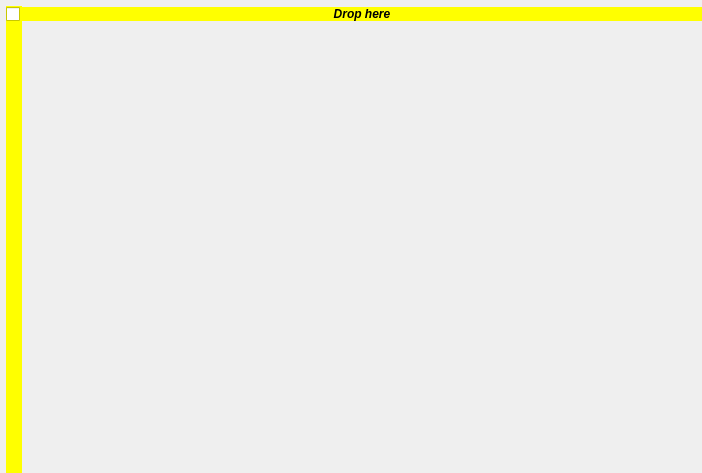
First picture: the form in src/gui/dropwidget_view.ui, repository eseo-emc/emctestbench, before the edit.
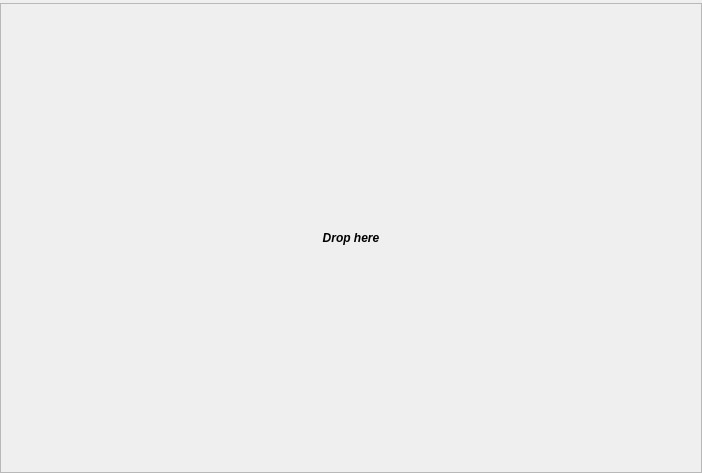
Second picture: the form after the edit.

Patch:
```diff
--- a/src/gui/dropwidget_view.ui
+++ b/src/gui/dropwidget_view.ui
@@ -16,12 +16,15 @@
   <property name="windowTitle">
    <string>Form</string>
   </property>
-  <layout class="QGridLayout" name="gridLayout">
+  <layout class="QVBoxLayout" name="verticalLayout">
+   <property name="spacing">
+    <number>0</number>
+   </property>
    <property name="leftMargin">
-    <number>6</number>
+    <number>0</number>
    </property>
    <property name="topMargin">
-    <number>6</number>
+    <number>3</number>
    </property>
    <property name="rightMargin">
     <number>0</number>
@@ -29,1350 +32,37 @@
    <property name="bottomMargin">
     <number>0</number>
    </property>
-   <property name="spacing">
-    <number>0</number>
-   </property>
-   <item row="0" column="0">
-    <widget class="QCheckBox" name="collapse">
-     <property name="sizePolicy">
-      <sizepolicy hsizetype="Fixed" vsizetype="Fixed">
-       <horstretch>0</horstretch>
-       <verstretch>0</verstretch>
-      </sizepolicy>
-     </property>
-     <property name="minimumSize">
-      <size>
-       <width>16</width>
-       <height>16</height>
-      </size>
-     </property>
-     <property name="maximumSize">
-      <size>
-       <width>16777215</width>
-       <height>16</height>
-      </size>
-     </property>
-     <property name="baseSize">
-      <size>
-       <width>0</width>
-       <height>16</height>
-      </size>
-     </property>
-     <property name="palette">
-      <palette>
-       <active>
-        <colorrole role="WindowText">
-         <brush brushstyle="SolidPattern">
-          <color alpha="255">
-           <red>0</red>
-           <green>0</green>
-           <blue>0</blue>
-          </color>
-         </brush>
-        </colorrole>
-        <colorrole role="Button">
-         <brush brushstyle="SolidPattern">
-          <color alpha="255">
-           <red>255</red>
-           <green>255</green>
-           <blue>0</blue>
-          </color>
-         </brush>
-        </colorrole>
-        <colorrole role="Light">
-         <brush brushstyle="SolidPattern">
-          <color alpha="255">
-           <red>255</red>
-           <green>255</green>
-           <blue>127</blue>
-          </color>
-         </brush>
-        </colorrole>
-        <colorrole role="Midlight">
-         <brush brushstyle="SolidPattern">
-          <color alpha="255">
-           <red>255</red>
-           <green>255</green>
-           <blue>63</blue>
-          </color>
-         </brush>
-        </colorrole>
-        <colorrole role="Dark">
-         <brush brushstyle="SolidPattern">
-          <color alpha="255">
-           <red>127</red>
-           <green>127</green>
-           <blue>0</blue>
-          </color>
-         </brush>
-        </colorrole>
-        <colorrole role="Mid">
-         <brush brushstyle="SolidPattern">
-          <color alpha="255">
-           <red>170</red>
-           <green>170</green>
-           <blue>0</blue>
-          </color>
-         </brush>
-        </colorrole>
-        <colorrole role="Text">
-         <brush brushstyle="SolidPattern">
-          <color alpha="255">
-           <red>0</red>
-           <green>0</green>
-           <blue>0</blue>
-          </color>
-         </brush>
-        </colorrole>
-        <colorrole role="BrightText">
-         <brush brushstyle="SolidPattern">
-          <color alpha="255">
-           <red>255</red>
-           <green>255</green>
-           <blue>255</blue>
-          </color>
-         </brush>
-        </colorrole>
-        <colorrole role="ButtonText">
-         <brush brushstyle="SolidPattern">
-          <color alpha="255">
-           <red>0</red>
-           <green>0</green>
-           <blue>0</blue>
-          </color>
-         </brush>
-        </colorrole>
-        <colorrole role="Base">
-         <brush brushstyle="SolidPattern">
-          <color alpha="255">
-           <red>255</red>
-           <green>255</green>
-           <blue>255</blue>
-          </color>
-         </brush>
-        </colorrole>
-        <colorrole role="Window">
-         <brush brushstyle="SolidPattern">
-          <color alpha="255">
-           <red>255</red>
-           <green>255</green>
-           <blue>0</blue>
-          </color>
-         </brush>
-        </colorrole>
-        <colorrole role="Shadow">
-         <brush brushstyle="SolidPattern">
-          <color alpha="255">
-           <red>0</red>
-           <green>0</green>
-           <blue>0</blue>
-          </color>
-         </brush>
-        </colorrole>
-        <colorrole role="AlternateBase">
-         <brush brushstyle="SolidPattern">
-          <color alpha="255">
-           <red>255</red>
-           <green>255</green>
-           <blue>127</blue>
-          </color>
-         </brush>
-        </colorrole>
-        <colorrole role="ToolTipBase">
-         <brush brushstyle="SolidPattern">
-          <color alpha="255">
-           <red>255</red>
-           <green>255</green>
-           <blue>220</blue>
-          </color>
-         </brush>
-        </colorrole>
-        <colorrole role="ToolTipText">
-         <brush brushstyle="SolidPattern">
-          <color alpha="255">
-           <red>0</red>
-           <green>0</green>
-           <blue>0</blue>
-          </color>
-         </brush>
-        </colorrole>
-       </active>
-       <inactive>
-        <colorrole role="WindowText">
-         <brush brushstyle="SolidPattern">
-          <color alpha="255">
-           <red>0</red>
-           <green>0</green>
-           <blue>0</blue>
-          </color>
-         </brush>
-        </colorrole>
-        <colorrole role="Button">
-         <brush brushstyle="SolidPattern">
-          <color alpha="255">
-           <red>255</red>
-           <green>255</green>
-           <blue>0</blue>
-          </color>
-         </brush>
-        </colorrole>
-        <colorrole role="Light">
-         <brush brushstyle="SolidPattern">
-          <color alpha="255">
-           <red>255</red>
-           <green>255</green>
-           <blue>127</blue>
-          </color>
-         </brush>
-        </colorrole>
-        <colorrole role="Midlight">
-         <brush brushstyle="SolidPattern">
-          <color alpha="255">
-           <red>255</red>
-           <green>255</green>
-           <blue>63</blue>
-          </color>
-         </brush>
-        </colorrole>
-        <colorrole role="Dark">
-         <brush brushstyle="SolidPattern">
-          <color alpha="255">
-           <red>127</red>
-           <green>127</green>
-           <blue>0</blue>
-          </color>
-         </brush>
-        </colorrole>
-        <colorrole role="Mid">
-         <brush brushstyle="SolidPattern">
-          <color alpha="255">
-           <red>170</red>
-           <green>170</green>
-           <blue>0</blue>
-          </color>
-         </brush>
-        </colorrole>
-        <colorrole role="Text">
-         <brush brushstyle="SolidPattern">
-          <color alpha="255">
-           <red>0</red>
-           <green>0</green>
-           <blue>0</blue>
-          </color>
-         </brush>
-        </colorrole>
-        <colorrole role="BrightText">
-         <brush brushstyle="SolidPattern">
-          <color alpha="255">
-           <red>255</red>
-           <green>255</green>
-           <blue>255</blue>
-          </color>
-         </brush>
-        </colorrole>
-        <colorrole role="ButtonText">
-         <brush brushstyle="SolidPattern">
-          <color alpha="255">
-           <red>0</red>
-           <green>0</green>
-           <blue>0</blue>
-          </color>
-         </brush>
-        </colorrole>
-        <colorrole role="Base">
-         <brush brushstyle="SolidPattern">
-          <color alpha="255">
-           <red>255</red>
-           <green>255</green>
-           <blue>255</blue>
-          </color>
-         </brush>
-        </colorrole>
-        <colorrole role="Window">
-         <brush brushstyle="SolidPattern">
-          <color alpha="255">
-           <red>255</red>
-           <green>255</green>
-           <blue>0</blue>
-          </color>
-         </brush>
-        </colorrole>
-        <colorrole role="Shadow">
-         <brush brushstyle="SolidPattern">
-          <color alpha="255">
-           <red>0</red>
-           <green>0</green>
-           <blue>0</blue>
-          </color>
-         </brush>
-        </colorrole>
-        <colorrole role="AlternateBase">
-         <brush brushstyle="SolidPattern">
-          <color alpha="255">
-           <red>255</red>
-           <green>255</green>
-           <blue>127</blue>
-          </color>
-         </brush>
-        </colorrole>
-        <colorrole role="ToolTipBase">
-         <brush brushstyle="SolidPattern">
-          <color alpha="255">
-           <red>255</red>
-           <green>255</green>
-           <blue>220</blue>
-          </color>
-         </brush>
-        </colorrole>
-        <colorrole role="ToolTipText">
-         <brush brushstyle="SolidPattern">
-          <color alpha="255">
-           <red>0</red>
-           <green>0</green>
-           <blue>0</blue>
-          </color>
-         </brush>
-        </colorrole>
-       </inactive>
-       <disabled>
-        <colorrole role="WindowText">
-         <brush brushstyle="SolidPattern">
-          <color alpha="255">
-           <red>127</red>
-           <green>127</green>
-           <blue>0</blue>
-          </color>
-         </brush>
-        </colorrole>
-        <colorrole role="Button">
-         <brush brushstyle="SolidPattern">
-          <color alpha="255">
-           <red>255</red>
-           <green>255</green>
-           <blue>0</blue>
-          </color>
-         </brush>
-        </colorrole>
-        <colorrole role="Light">
-         <brush brushstyle="SolidPattern">
-          <color alpha="255">
-           <red>255</red>
-           <green>255</green>
-           <blue>127</blue>
-          </color>
-         </brush>
-        </colorrole>
-        <colorrole role="Midlight">
-         <brush brushstyle="SolidPattern">
-          <color alpha="255">
-           <red>255</red>
-           <green>255</green>
-           <blue>63</blue>
-          </color>
-         </brush>
-        </colorrole>
-        <colorrole role="Dark">
-         <brush brushstyle="SolidPattern">
-          <color alpha="255">
-           <red>127</red>
-           <green>127</green>
-           <blue>0</blue>
-          </color>
-         </brush>
-        </colorrole>
-        <colorrole role="Mid">
-         <brush brushstyle="SolidPattern">
-          <color alpha="255">
-           <red>170</red>
-           <green>170</green>
-           <blue>0</blue>
-          </color>
-         </brush>
-        </colorrole>
-        <colorrole role="Text">
-         <brush brushstyle="SolidPattern">
-          <color alpha="255">
-           <red>127</red>
-           <green>127</green>
-           <blue>0</blue>
-          </color>
-         </brush>
-        </colorrole>
-        <colorrole role="BrightText">
-         <brush brushstyle="SolidPattern">
-          <color alpha="255">
-           <red>255</red>
-           <green>255</green>
-           <blue>255</blue>
-          </color>
-         </brush>
-        </colorrole>
-        <colorrole role="ButtonText">
-         <brush brushstyle="SolidPattern">
-          <color alpha="255">
-           <red>127</red>
-           <green>127</green>
-           <blue>0</blue>
-          </color>
-         </brush>
-        </colorrole>
-        <colorrole role="Base">
-         <brush brushstyle="SolidPattern">
-          <color alpha="255">
-           <red>255</red>
-           <green>255</green>
-           <blue>0</blue>
-          </color>
-         </brush>
-        </colorrole>
-        <colorrole role="Window">
-         <brush brushstyle="SolidPattern">
-          <color alpha="255">
-           <red>255</red>
-           <green>255</green>
-           <blue>0</blue>
-          </color>
-         </brush>
-        </colorrole>
-        <colorrole role="Shadow">
-         <brush brushstyle="SolidPattern">
-          <color alpha="255">
-           <red>0</red>
-           <green>0</green>
-           <blue>0</blue>
-          </color>
-         </brush>
-        </colorrole>
-        <colorrole role="AlternateBase">
-         <brush brushstyle="SolidPattern">
-          <color alpha="255">
-           <red>255</red>
-           <green>255</green>
-           <blue>0</blue>
-          </color>
-         </brush>
-        </colorrole>
-        <colorrole role="ToolTipBase">
-         <brush brushstyle="SolidPattern">
-          <color alpha="255">
-           <red>255</red>
-           <green>255</green>
-           <blue>220</blue>
-          </color>
-         </brush>
-        </colorrole>
-        <colorrole role="ToolTipText">
-         <brush brushstyle="SolidPattern">
-          <color alpha="255">
-           <red>0</red>
-           <green>0</green>
-           <blue>0</blue>
-          </color>
-         </brush>
-        </colorrole>
-       </disabled>
-      </palette>
-     </property>
-     <property name="autoFillBackground">
-      <bool>true</bool>
-     </property>
-     <property name="text">
-      <string/>
-     </property>
-    </widget>
-   </item>
-   <item row="0" column="1">
-    <widget class="QLabel" name="experimentName">
-     <property name="sizePolicy">
-      <sizepolicy hsizetype="Preferred" vsizetype="Fixed">
-       <horstretch>0</horstretch>
-       <verstretch>0</verstretch>
-      </sizepolicy>
-     </property>
-     <property name="palette">
-      <palette>
-       <active>
-        <colorrole role="WindowText">
-         <brush brushstyle="SolidPattern">
-          <color alpha="255">
-           <red>0</red>
-           <green>0</green>
-           <blue>0</blue>
-          </color>
-         </brush>
-        </colorrole>
-        <colorrole role="Button">
-         <brush brushstyle="SolidPattern">
-          <color alpha="255">
-           <red>255</red>
-           <green>255</green>
-           <blue>0</blue>
-          </color>
-         </brush>
-        </colorrole>
-        <colorrole role="Light">
-         <brush brushstyle="SolidPattern">
-          <color alpha="255">
-           <red>255</red>
-           <green>255</green>
-           <blue>127</blue>
-          </color>
-         </brush>
-        </colorrole>
-        <colorrole role="Midlight">
-         <brush brushstyle="SolidPattern">
-          <color alpha="255">
-           <red>255</red>
-           <green>255</green>
-           <blue>63</blue>
-          </color>
-         </brush>
-        </colorrole>
-        <colorrole role="Dark">
-         <brush brushstyle="SolidPattern">
-          <color alpha="255">
-           <red>127</red>
-           <green>127</green>
-           <blue>0</blue>
-          </color>
-         </brush>
-        </colorrole>
-        <colorrole role="Mid">
-         <brush brushstyle="SolidPattern">
-          <color alpha="255">
-           <red>170</red>
-           <green>170</green>
-           <blue>0</blue>
-          </color>
-         </brush>
-        </colorrole>
-        <colorrole role="Text">
-         <brush brushstyle="SolidPattern">
-          <color alpha="255">
-           <red>0</red>
-           <green>0</green>
-           <blue>0</blue>
-          </color>
-         </brush>
-        </colorrole>
-        <colorrole role="BrightText">
-         <brush brushstyle="SolidPattern">
-          <color alpha="255">
-           <red>255</red>
-           <green>255</green>
-           <blue>255</blue>
-          </color>
-         </brush>
-        </colorrole>
-        <colorrole role="ButtonText">
-         <brush brushstyle="SolidPattern">
-          <color alpha="255">
-           <red>0</red>
-           <green>0</green>
-           <blue>0</blue>
-          </color>
-         </brush>
-        </colorrole>
-        <colorrole role="Base">
-         <brush brushstyle="SolidPattern">
-          <color alpha="255">
-           <red>255</red>
-           <green>255</green>
-           <blue>255</blue>
-          </color>
-         </brush>
-        </colorrole>
-        <colorrole role="Window">
-         <brush brushstyle="SolidPattern">
-          <color alpha="255">
-           <red>255</red>
-           <green>255</green>
-           <blue>0</blue>
-          </color>
-         </brush>
-        </colorrole>
-        <colorrole role="Shadow">
-         <brush brushstyle="SolidPattern">
-          <color alpha="255">
-           <red>0</red>
-           <green>0</green>
-           <blue>0</blue>
-          </color>
-         </brush>
-        </colorrole>
-        <colorrole role="AlternateBase">
-         <brush brushstyle="SolidPattern">
-          <color alpha="255">
-           <red>255</red>
-           <green>255</green>
-           <blue>127</blue>
-          </color>
-         </brush>
-        </colorrole>
-        <colorrole role="ToolTipBase">
-         <brush brushstyle="SolidPattern">
-          <color alpha="255">
-           <red>255</red>
-           <green>255</green>
-           <blue>220</blue>
-          </color>
-         </brush>
-        </colorrole>
-        <colorrole role="ToolTipText">
-         <brush brushstyle="SolidPattern">
-          <color alpha="255">
-           <red>0</red>
-           <green>0</green>
-           <blue>0</blue>
-          </color>
-         </brush>
-        </colorrole>
-       </active>
-       <inactive>
-        <colorrole role="WindowText">
-         <brush brushstyle="SolidPattern">
-          <color alpha="255">
-           <red>0</red>
-           <green>0</green>
-           <blue>0</blue>
-          </color>
-         </brush>
-        </colorrole>
-        <colorrole role="Button">
-         <brush brushstyle="SolidPattern">
-          <color alpha="255">
-           <red>255</red>
-           <green>255</green>
-           <blue>0</blue>
-          </color>
-         </brush>
-        </colorrole>
-        <colorrole role="Light">
-         <brush brushstyle="SolidPattern">
-          <color alpha="255">
-           <red>255</red>
-           <green>255</green>
-           <blue>127</blue>
-          </color>
-         </brush>
-        </colorrole>
-        <colorrole role="Midlight">
-         <brush brushstyle="SolidPattern">
-          <color alpha="255">
-           <red>255</red>
-           <green>255</green>
-           <blue>63</blue>
-          </color>
-         </brush>
-        </colorrole>
-        <colorrole role="Dark">
-         <brush brushstyle="SolidPattern">
-          <color alpha="255">
-           <red>127</red>
-           <green>127</green>
-           <blue>0</blue>
-          </color>
-         </brush>
-        </colorrole>
-        <colorrole role="Mid">
-         <brush brushstyle="SolidPattern">
-          <color alpha="255">
-           <red>170</red>
-           <green>170</green>
-           <blue>0</blue>
-          </color>
-         </brush>
-        </colorrole>
-        <colorrole role="Text">
-         <brush brushstyle="SolidPattern">
-          <color alpha="255">
-           <red>0</red>
-           <green>0</green>
-           <blue>0</blue>
-          </color>
-         </brush>
-        </colorrole>
-        <colorrole role="BrightText">
-         <brush brushstyle="SolidPattern">
-          <color alpha="255">
-           <red>255</red>
-           <green>255</green>
-           <blue>255</blue>
-          </color>
-         </brush>
-        </colorrole>
-        <colorrole role="ButtonText">
-         <brush brushstyle="SolidPattern">
-          <color alpha="255">
-           <red>0</red>
-           <green>0</green>
-           <blue>0</blue>
-          </color>
-         </brush>
-        </colorrole>
-        <colorrole role="Base">
-         <brush brushstyle="SolidPattern">
-          <color alpha="255">
-           <red>255</red>
-           <green>255</green>
-           <blue>255</blue>
-          </color>
-         </brush>
-        </colorrole>
-        <colorrole role="Window">
-         <brush brushstyle="SolidPattern">
-          <color alpha="255">
-           <red>255</red>
-           <green>255</green>
-           <blue>0</blue>
-          </color>
-         </brush>
-        </colorrole>
-        <colorrole role="Shadow">
-         <brush brushstyle="SolidPattern">
-          <color alpha="255">
-           <red>0</red>
-           <green>0</green>
-           <blue>0</blue>
-          </color>
-         </brush>
-        </colorrole>
-        <colorrole role="AlternateBase">
-         <brush brushstyle="SolidPattern">
-          <color alpha="255">
-           <red>255</red>
-           <green>255</green>
-           <blue>127</blue>
-          </color>
-         </brush>
-        </colorrole>
-        <colorrole role="ToolTipBase">
-         <brush brushstyle="SolidPattern">
-          <color alpha="255">
-           <red>255</red>
-           <green>255</green>
-           <blue>220</blue>
-          </color>
-         </brush>
-        </colorrole>
-        <colorrole role="ToolTipText">
-         <brush brushstyle="SolidPattern">
-          <color alpha="255">
-           <red>0</red>
-           <green>0</green>
-           <blue>0</blue>
-          </color>
-         </brush>
-        </colorrole>
-       </inactive>
-       <disabled>
-        <colorrole role="WindowText">
-         <brush brushstyle="SolidPattern">
-          <color alpha="255">
-           <red>127</red>
-           <green>127</green>
-           <blue>0</blue>
-          </color>
-         </brush>
-        </colorrole>
-        <colorrole role="Button">
-         <brush brushstyle="SolidPattern">
-          <color alpha="255">
-           <red>255</red>
-           <green>255</green>
-           <blue>0</blue>
-          </color>
-         </brush>
-        </colorrole>
-        <colorrole role="Light">
-         <brush brushstyle="SolidPattern">
-          <color alpha="255">
-           <red>255</red>
-           <green>255</green>
-           <blue>127</blue>
-          </color>
-         </brush>
-        </colorrole>
-        <colorrole role="Midlight">
-         <brush brushstyle="SolidPattern">
-          <color alpha="255">
-           <red>255</red>
-           <green>255</green>
-           <blue>63</blue>
-          </color>
-         </brush>
-        </colorrole>
-        <colorrole role="Dark">
-         <brush brushstyle="SolidPattern">
-          <color alpha="255">
-           <red>127</red>
-           <green>127</green>
-           <blue>0</blue>
-          </color>
-         </brush>
-        </colorrole>
-        <colorrole role="Mid">
-         <brush brushstyle="SolidPattern">
-          <color alpha="255">
-           <red>170</red>
-           <green>170</green>
-           <blue>0</blue>
-          </color>
-         </brush>
-        </colorrole>
-        <colorrole role="Text">
-         <brush brushstyle="SolidPattern">
-          <color alpha="255">
-           <red>127</red>
-           <green>127</green>
-           <blue>0</blue>
-          </color>
-         </brush>
-        </colorrole>
-        <colorrole role="BrightText">
-         <brush brushstyle="SolidPattern">
-          <color alpha="255">
-           <red>255</red>
-           <green>255</green>
-           <blue>255</blue>
-          </color>
-         </brush>
-        </colorrole>
-        <colorrole role="ButtonText">
-         <brush brushstyle="SolidPattern">
-          <color alpha="255">
-           <red>127</red>
-           <green>127</green>
-           <blue>0</blue>
-          </color>
-         </brush>
-        </colorrole>
-        <colorrole role="Base">
-         <brush brushstyle="SolidPattern">
-          <color alpha="255">
-           <red>255</red>
-           <green>255</green>
-           <blue>0</blue>
-          </color>
-         </brush>
-        </colorrole>
-        <colorrole role="Window">
-         <brush brushstyle="SolidPattern">
-          <color alpha="255">
-           <red>255</red>
-           <green>255</green>
-           <blue>0</blue>
-          </color>
-         </brush>
-        </colorrole>
-        <colorrole role="Shadow">
-         <brush brushstyle="SolidPattern">
-          <color alpha="255">
-           <red>0</red>
-           <green>0</green>
-           <blue>0</blue>
-          </color>
-         </brush>
-        </colorrole>
-        <colorrole role="AlternateBase">
-         <brush brushstyle="SolidPattern">
-          <color alpha="255">
-           <red>255</red>
-           <green>255</green>
-           <blue>0</blue>
-          </color>
-         </brush>
-        </colorrole>
-        <colorrole role="ToolTipBase">
-         <brush brushstyle="SolidPattern">
-          <color alpha="255">
-           <red>255</red>
-           <green>255</green>
-           <blue>220</blue>
-          </color>
-         </brush>
-        </colorrole>
-        <colorrole role="ToolTipText">
-         <brush brushstyle="SolidPattern">
-          <color alpha="255">
-           <red>0</red>
-           <green>0</green>
-           <blue>0</blue>
-          </color>
-         </brush>
-        </colorrole>
-       </disabled>
-      </palette>
-     </property>
-     <property name="font">
-      <font>
-       <weight>75</weight>
-       <italic>true</italic>
-       <bold>true</bold>
-      </font>
-     </property>
-     <property name="autoFillBackground">
-      <bool>true</bool>
-     </property>
-     <property name="text">
-      <string>Drop here</string>
-     </property>
-     <property name="alignment">
-      <set>Qt::AlignCenter</set>
-     </property>
-    </widget>
-   </item>
-   <item row="1" column="0">
-    <widget class="QLabel" name="experimentNameSideways">
-     <property name="sizePolicy">
-      <sizepolicy hsizetype="Fixed" vsizetype="Preferred">
-       <horstretch>0</horstretch>
-       <verstretch>0</verstretch>
-      </sizepolicy>
-     </property>
-     <property name="minimumSize">
-      <size>
-       <width>16</width>
-       <height>40</height>
-      </size>
-     </property>
-     <property name="palette">
-      <palette>
-       <active>
-        <colorrole role="WindowText">
-         <brush brushstyle="SolidPattern">
-          <color alpha="255">
-           <red>0</red>
-           <green>0</green>
-           <blue>0</blue>
-          </color>
-         </brush>
-        </colorrole>
-        <colorrole role="Button">
-         <brush brushstyle="SolidPattern">
-          <color alpha="255">
-           <red>255</red>
-           <green>255</green>
-           <blue>0</blue>
-          </color>
-         </brush>
-        </colorrole>
-        <colorrole role="Light">
-         <brush brushstyle="SolidPattern">
-          <color alpha="255">
-           <red>255</red>
-           <green>255</green>
-           <blue>127</blue>
-          </color>
-         </brush>
-        </colorrole>
-        <colorrole role="Midlight">
-         <brush brushstyle="SolidPattern">
-          <color alpha="255">
-           <red>255</red>
-           <green>255</green>
-           <blue>63</blue>
-          </color>
-         </brush>
-        </colorrole>
-        <colorrole role="Dark">
-         <brush brushstyle="SolidPattern">
-          <color alpha="255">
-           <red>127</red>
-           <green>127</green>
-           <blue>0</blue>
-          </color>
-         </brush>
-        </colorrole>
-        <colorrole role="Mid">
-         <brush brushstyle="SolidPattern">
-          <color alpha="255">
-           <red>170</red>
-           <green>170</green>
-           <blue>0</blue>
-          </color>
-         </brush>
-        </colorrole>
-        <colorrole role="Text">
-         <brush brushstyle="SolidPattern">
-          <color alpha="255">
-           <red>0</red>
-           <green>0</green>
-           <blue>0</blue>
-          </color>
-         </brush>
-        </colorrole>
-        <colorrole role="BrightText">
-         <brush brushstyle="SolidPattern">
-          <color alpha="255">
-           <red>255</red>
-           <green>255</green>
-           <blue>255</blue>
-          </color>
-         </brush>
-        </colorrole>
-        <colorrole role="ButtonText">
-         <brush brushstyle="SolidPattern">
-          <color alpha="255">
-           <red>0</red>
-           <green>0</green>
-           <blue>0</blue>
-          </color>
-         </brush>
-        </colorrole>
-        <colorrole role="Base">
-         <brush brushstyle="SolidPattern">
-          <color alpha="255">
-           <red>255</red>
-           <green>255</green>
-           <blue>255</blue>
-          </color>
-         </brush>
-        </colorrole>
-        <colorrole role="Window">
-         <brush brushstyle="SolidPattern">
-          <color alpha="255">
-           <red>255</red>
-           <green>255</green>
-           <blue>0</blue>
-          </color>
-         </brush>
-        </colorrole>
-        <colorrole role="Shadow">
-         <brush brushstyle="SolidPattern">
-          <color alpha="255">
-           <red>0</red>
-           <green>0</green>
-           <blue>0</blue>
-          </color>
-         </brush>
-        </colorrole>
-        <colorrole role="AlternateBase">
-         <brush brushstyle="SolidPattern">
-          <color alpha="255">
-           <red>255</red>
-           <green>255</green>
-           <blue>127</blue>
-          </color>
-         </brush>
-        </colorrole>
-        <colorrole role="ToolTipBase">
-         <brush brushstyle="SolidPattern">
-          <color alpha="255">
-           <red>255</red>
-           <green>255</green>
-           <blue>220</blue>
-          </color>
-         </brush>
-        </colorrole>
-        <colorrole role="ToolTipText">
-         <brush brushstyle="SolidPattern">
-          <color alpha="255">
-           <red>0</red>
-           <green>0</green>
-           <blue>0</blue>
-          </color>
-         </brush>
-        </colorrole>
-       </active>
-       <inactive>
-        <colorrole role="WindowText">
-         <brush brushstyle="SolidPattern">
-          <color alpha="255">
-           <red>0</red>
-           <green>0</green>
-           <blue>0</blue>
-          </color>
-         </brush>
-        </colorrole>
-        <colorrole role="Button">
-         <brush brushstyle="SolidPattern">
-          <color alpha="255">
-           <red>255</red>
-           <green>255</green>
-           <blue>0</blue>
-          </color>
-         </brush>
-        </colorrole>
-        <colorrole role="Light">
-         <brush brushstyle="SolidPattern">
-          <color alpha="255">
-           <red>255</red>
-           <green>255</green>
-           <blue>127</blue>
-          </color>
-         </brush>
-        </colorrole>
-        <colorrole role="Midlight">
-         <brush brushstyle="SolidPattern">
-          <color alpha="255">
-           <red>255</red>
-           <green>255</green>
-           <blue>63</blue>
-          </color>
-         </brush>
-        </colorrole>
-        <colorrole role="Dark">
-         <brush brushstyle="SolidPattern">
-          <color alpha="255">
-           <red>127</red>
-           <green>127</green>
-           <blue>0</blue>
-          </color>
-         </brush>
-        </colorrole>
-        <colorrole role="Mid">
-         <brush brushstyle="SolidPattern">
-          <color alpha="255">
-           <red>170</red>
-           <green>170</green>
-           <blue>0</blue>
-          </color>
-         </brush>
-        </colorrole>
-        <colorrole role="Text">
-         <brush brushstyle="SolidPattern">
-          <color alpha="255">
-           <red>0</red>
-           <green>0</green>
-           <blue>0</blue>
-          </color>
-         </brush>
-        </colorrole>
-        <colorrole role="BrightText">
-         <brush brushstyle="SolidPattern">
-          <color alpha="255">
-           <red>255</red>
-           <green>255</green>
-           <blue>255</blue>
-          </color>
-         </brush>
-        </colorrole>
-        <colorrole role="ButtonText">
-         <brush brushstyle="SolidPattern">
-          <color alpha="255">
-           <red>0</red>
-           <green>0</green>
-           <blue>0</blue>
-          </color>
-         </brush>
-        </colorrole>
-        <colorrole role="Base">
-         <brush brushstyle="SolidPattern">
-          <color alpha="255">
-           <red>255</red>
-           <green>255</green>
-           <blue>255</blue>
-          </color>
-         </brush>
-        </colorrole>
-        <colorrole role="Window">
-         <brush brushstyle="SolidPattern">
-          <color alpha="255">
-           <red>255</red>
-           <green>255</green>
-           <blue>0</blue>
-          </color>
-         </brush>
-        </colorrole>
-        <colorrole role="Shadow">
-         <brush brushstyle="SolidPattern">
-          <color alpha="255">
-           <red>0</red>
-           <green>0</green>
-           <blue>0</blue>
-          </color>
-         </brush>
-        </colorrole>
-        <colorrole role="AlternateBase">
-         <brush brushstyle="SolidPattern">
-          <color alpha="255">
-           <red>255</red>
-           <green>255</green>
-           <blue>127</blue>
-          </color>
-         </brush>
-        </colorrole>
-        <colorrole role="ToolTipBase">
-         <brush brushstyle="SolidPattern">
-          <color alpha="255">
-           <red>255</red>
-           <green>255</green>
-           <blue>220</blue>
-          </color>
-         </brush>
-        </colorrole>
-        <colorrole role="ToolTipText">
-         <brush brushstyle="SolidPattern">
-          <color alpha="255">
-           <red>0</red>
-           <green>0</green>
-           <blue>0</blue>
-          </color>
-         </brush>
-        </colorrole>
-       </inactive>
-       <disabled>
-        <colorrole role="WindowText">
-         <brush brushstyle="SolidPattern">
-          <color alpha="255">
-           <red>127</red>
-           <green>127</green>
-           <blue>0</blue>
-          </color>
-         </brush>
-        </colorrole>
-        <colorrole role="Button">
-         <brush brushstyle="SolidPattern">
-          <color alpha="255">
-           <red>255</red>
-           <green>255</green>
-           <blue>0</blue>
-          </color>
-         </brush>
-        </colorrole>
-        <colorrole role="Light">
-         <brush brushstyle="SolidPattern">
-          <color alpha="255">
-           <red>255</red>
-           <green>255</green>
-           <blue>127</blue>
-          </color>
-         </brush>
-        </colorrole>
-        <colorrole role="Midlight">
-         <brush brushstyle="SolidPattern">
-          <color alpha="255">
-           <red>255</red>
-           <green>255</green>
-           <blue>63</blue>
-          </color>
-         </brush>
-        </colorrole>
-        <colorrole role="Dark">
-         <brush brushstyle="SolidPattern">
-          <color alpha="255">
-           <red>127</red>
-           <green>127</green>
-           <blue>0</blue>
-          </color>
-         </brush>
-        </colorrole>
-        <colorrole role="Mid">
-         <brush brushstyle="SolidPattern">
-          <color alpha="255">
-           <red>170</red>
-           <green>170</green>
-           <blue>0</blue>
-          </color>
-         </brush>
-        </colorrole>
-        <colorrole role="Text">
-         <brush brushstyle="SolidPattern">
-          <color alpha="255">
-           <red>127</red>
-           <green>127</green>
-           <blue>0</blue>
-          </color>
-         </brush>
-        </colorrole>
-        <colorrole role="BrightText">
-         <brush brushstyle="SolidPattern">
-          <color alpha="255">
-           <red>255</red>
-           <green>255</green>
-           <blue>255</blue>
-          </color>
-         </brush>
-        </colorrole>
-        <colorrole role="ButtonText">
-         <brush brushstyle="SolidPattern">
-          <color alpha="255">
-           <red>127</red>
-           <green>127</green>
-           <blue>0</blue>
-          </color>
-         </brush>
-        </colorrole>
-        <colorrole role="Base">
-         <brush brushstyle="SolidPattern">
-          <color alpha="255">
-           <red>255</red>
-           <green>255</green>
-           <blue>0</blue>
-          </color>
-         </brush>
-        </colorrole>
-        <colorrole role="Window">
-         <brush brushstyle="SolidPattern">
-          <color alpha="255">
-           <red>255</red>
-           <green>255</green>
-           <blue>0</blue>
-          </color>
-         </brush>
-        </colorrole>
-        <colorrole role="Shadow">
-         <brush brushstyle="SolidPattern">
-          <color alpha="255">
-           <red>0</red>
-           <green>0</green>
-           <blue>0</blue>
-          </color>
-         </brush>
-        </colorrole>
-        <colorrole role="AlternateBase">
-         <brush brushstyle="SolidPattern">
-          <color alpha="255">
-           <red>255</red>
-           <green>255</green>
-           <blue>0</blue>
-          </color>
-         </brush>
-        </colorrole>
-        <colorrole role="ToolTipBase">
-         <brush brushstyle="SolidPattern">
-          <color alpha="255">
-           <red>255</red>
-           <green>255</green>
-           <blue>220</blue>
-          </color>
-         </brush>
-        </colorrole>
-        <colorrole role="ToolTipText">
-         <brush brushstyle="SolidPattern">
-          <color alpha="255">
-           <red>0</red>
-           <green>0</green>
-           <blue>0</blue>
-          </color>
-         </brush>
-        </colorrole>
-       </disabled>
-      </palette>
-     </property>
-     <property name="font">
-      <font>
-       <weight>75</weight>
-       <bold>true</bold>
-      </font>
-     </property>
-     <property name="autoFillBackground">
-      <bool>true</bool>
-     </property>
-     <property name="styleSheet">
-      <string notr="true"/>
-     </property>
-     <property name="text">
-      <string/>
-     </property>
-     <property name="alignment">
-      <set>Qt::AlignCenter</set>
-     </property>
-    </widget>
-   </item>
-   <item row="1" column="1">
-    <widget class="QWidget" name="widget" native="true"/>
+   <item>
+    <widget class="QFrame" name="frame">
+     <property name="frameShape">
+      <enum>QFrame::StyledPanel</enum>
+     </property>
+     <property name="frameShadow">
+      <enum>QFrame::Sunken</enum>
+     </property>
+     <layout class="QVBoxLayout" name="verticalLayout_2">
+      <property name="margin">
+       <number>3</number>
+      </property>
+      <item>
+       <widget class="QLabel" name="experimentName">
+        <property name="font">
+         <font>
+          <weight>75</weight>
+          <italic>true</italic>
+          <bold>true</bold>
+         </font>
+        </property>
+        <property name="text">
+         <string>Drop here</string>
+        </property>
+        <property name="alignment">
+         <set>Qt::AlignCenter</set>
+        </property>
+       </widget>
+      </item>
+     </layout>
+    </widget>
    </item>
   </layout>
  </widget>
```
